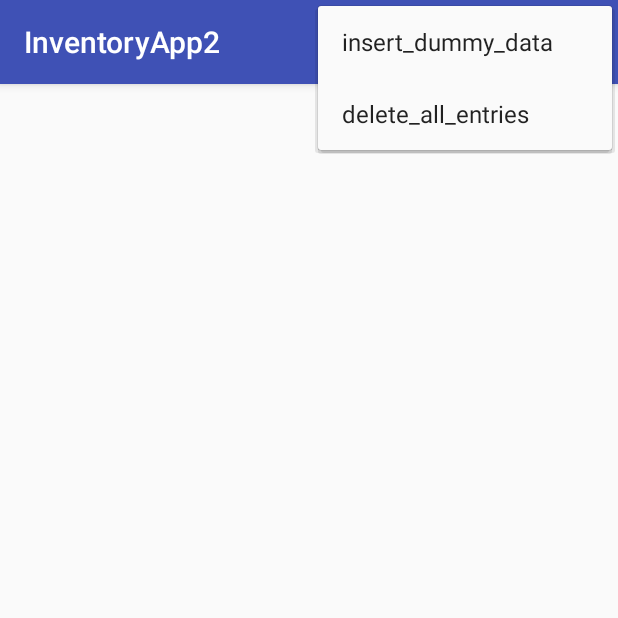
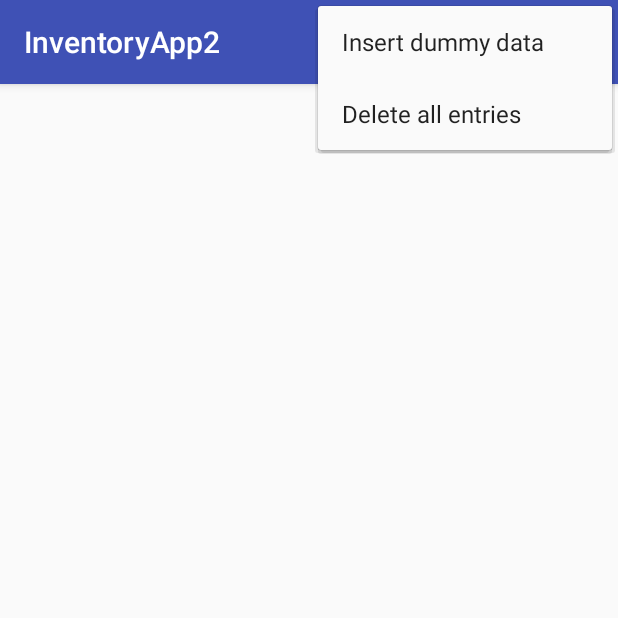
Before and after one commit to idzikowskijedrzej/InventoryApp2, an Android app: the screen it shows after launch (MainActivity), with the options menu open, on a phone screen of 412 x 824 dp, the top half of it. Run offline under Robolectric (Android 15) with nearby library versions, the phone set to English and light mode, and no system bars.

```diff
--- a/app/src/main/res/menu/menu_catalog.xml
+++ b/app/src/main/res/menu/menu_catalog.xml
@@ -6,11 +6,11 @@
 
     <item
         android:id="@+id/action_insert_dummy_data"
-        android:title="insert_dummy_data"
+        android:title="Insert dummy data"
         app:showAsAction="never" />
 
     <item
         android:id="@+id/action_delete_all_entries"
-        android:title="delete_all_entries"
+        android:title="Delete all entries"
         app:showAsAction="never" />
 </menu>
--- a/app/src/main/res/menu/menu_editor.xml
+++ b/app/src/main/res/menu/menu_editor.xml
@@ -12,6 +12,6 @@
 
     <item
         android:id="@+id/action_delete"
-        android:title="action_delete"
+        android:title="Delete book"
         app:showAsAction="never" />
 </menu>
--- a/app/src/main/res/values/strings.xml
+++ b/app/src/main/res/values/strings.xml
@@ -44,4 +44,5 @@
     <string name="delete_book_failed">Error with deleting book.</string>
     <string name="delete_book_successful">Book deleted.</string>
     <string name="call_error">Could not call the supplier, try manually.</string>
+    <string name="required_fields_empty">Product name, supplier name, supplier phone, price and quantity are required. Please, update empty fields</string>
 </resources>
```
Also changed, not shown: app/src/main/java/com/example/jedrzej/inventoryapp2/EditActivity.java (+8 -14 lines).
